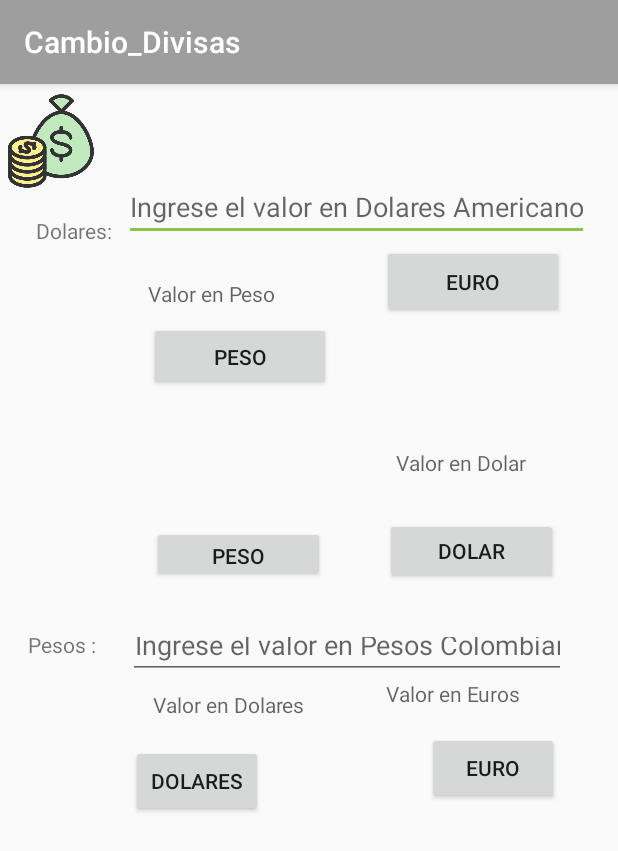
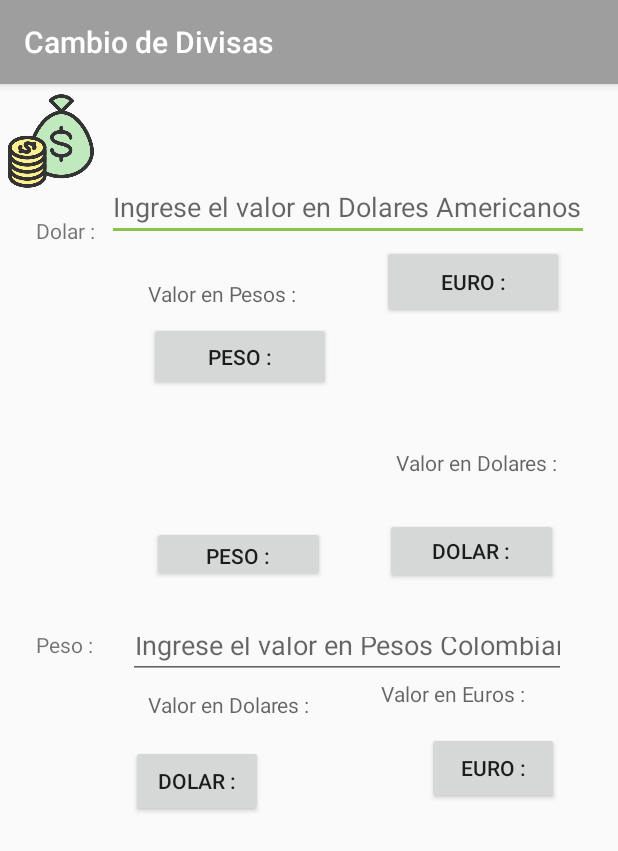
Before and after one commit to Aguirre09/Cambio_Divisas, an Android app: the screen it shows after launch (MainActivity), on a phone screen of 412 x 824 dp. Shown: the top 851 px of the screen. Run offline under Robolectric (Android 15) with nearby library versions, the phone set to English and light mode, and no system bars.

Commit message:
APP source code

```diff
--- a/app/src/main/res/layout/activity_main.xml
+++ b/app/src/main/res/layout/activity_main.xml
@@ -17,8 +17,8 @@
         android:layout_marginEnd="19dp"
         android:layout_marginBottom="41dp"
         android:ems="10"
-        android:hint="Ingrese el valor en Dolares Americanos"
-        android:inputType="textPersonName"
+        android:hint="@string/ingre_Dolar"
+        android:inputType="numberDecimal"
         app:layout_constraintBottom_toBottomOf="@+id/dos_Euro"
         app:layout_constraintEnd_toEndOf="parent"
         app:layout_constraintStart_toEndOf="@+id/etDolar"
@@ -29,7 +29,7 @@
         android:layout_width="141dp"
         android:layout_height="35dp"
         android:layout_marginEnd="54dp"
-        android:hint="Valor en Euros"
+        android:hint="@string/Valor_Euro"
         android:textAlignment="center"
         app:layout_constraintBottom_toTopOf="@+id/button_Euro"
         app:layout_constraintEnd_toEndOf="parent"
@@ -43,8 +43,8 @@
         android:layout_marginTop="119dp"
         android:layout_marginEnd="36dp"
         android:layout_marginBottom="120dp"
-        android:hint="Ingrese el valor de Euros"
-        android:text="EURO"
+
+        android:text="@string/Unidad_Euro"
         app:layout_constraintBottom_toBottomOf="@+id/tres_Peso"
         app:layout_constraintEnd_toEndOf="parent"
         app:layout_constraintStart_toEndOf="@+id/button_peso2"
@@ -57,7 +57,7 @@
         android:layout_marginTop="16dp"
         android:layout_marginEnd="40dp"
         android:layout_marginBottom="17dp"
-        android:text="DOLAR"
+        android:text="@string/Unidad_Dolar"
         app:layout_constraintBottom_toTopOf="@+id/et_Cop"
         app:layout_constraintEnd_toEndOf="parent"
         app:layout_constraintStart_toEndOf="@+id/button_Peso3"
@@ -68,7 +68,7 @@
         android:layout_width="64dp"
         android:layout_height="29dp"
         android:layout_marginTop="364dp"
-        android:text="Pesos : "
+        android:text="@string/Unidad_Peso"
         android:textAlignment="center"
         app:layout_constraintEnd_toStartOf="@+id/et_Cop"
         app:layout_constraintStart_toStartOf="parent"
@@ -82,7 +82,7 @@
         android:layout_marginTop="23dp"
         android:layout_marginEnd="40dp"
         android:layout_marginBottom="25dp"
-        android:text="PESO"
+        android:text="@string/Unidad_Peso"
         app:layout_constraintBottom_toTopOf="@+id/etPeso"
         app:layout_constraintEnd_toStartOf="@+id/button_DOLAR3"
         app:layout_constraintStart_toStartOf="parent"
@@ -95,7 +95,7 @@
         android:layout_marginTop="101dp"
         android:layout_marginEnd="8dp"
         android:layout_marginBottom="100dp"
-        android:text="Euros : "
+        android:text="@string/Unidad_Euro"
         app:layout_constraintBottom_toBottomOf="@+id/button_Peso3"
         app:layout_constraintEnd_toStartOf="@+id/et_Euro"
         app:layout_constraintStart_toStartOf="parent"
@@ -109,7 +109,7 @@
         android:layout_marginStart="24dp"
         android:layout_marginTop="88dp"
         android:layout_marginEnd="8dp"
-        android:text="Dolares:"
+        android:text="@string/Unidad_Dolar"
         app:layout_constraintEnd_toStartOf="@+id/etDol"
         app:layout_constraintStart_toStartOf="parent"
         app:layout_constraintTop_toTopOf="parent" />
@@ -122,8 +122,8 @@
         android:layout_marginEnd="24dp"
         android:layout_marginBottom="76dp"
         android:ems="10"
-        android:hint="Ingrese el valor en Pesos Colombianos"
-        android:inputType="textPersonName"
+        android:hint="@string/ingre_peso"
+        android:inputType="numberDecimal"
         android:textAlignment="center"
         app:layout_constraintBottom_toBottomOf="@+id/button_dolar"
         app:layout_constraintEnd_toEndOf="parent"
@@ -137,7 +137,7 @@
         android:layout_marginStart="102dp"
         android:layout_marginTop="47dp"
         android:layout_marginEnd="56dp"
-        android:text="Dolares"
+        android:text="@string/Unidad_Dolar"
         android:textAlignment="center"
         app:layout_constraintEnd_toStartOf="@+id/uno_Euro"
         app:layout_constraintStart_toStartOf="parent"
@@ -150,7 +150,7 @@
         android:layout_marginStart="99dp"
         android:layout_marginTop="51dp"
         android:layout_marginEnd="34dp"
-        android:text="Peso"
+        android:text="@string/Unidad_Peso"
         app:layout_constraintEnd_toStartOf="@+id/button_EURO2"
         app:layout_constraintStart_toStartOf="parent"
         app:layout_constraintTop_toBottomOf="@+id/etDolar" />
@@ -163,8 +163,8 @@
         android:layout_marginEnd="22dp"
         android:layout_marginBottom="71dp"
         android:ems="10"
-        android:hint="Ingrese el valor en Euros"
-        android:inputType="textPersonName"
+        android:hint="@string/ingre_Euro"
+        android:inputType="numberDecimal"
         app:layout_constraintBottom_toTopOf="@+id/button_DOLAR3"
         app:layout_constraintEnd_toEndOf="parent"
         app:layout_constraintStart_toEndOf="@+id/etEuro"
@@ -178,7 +178,7 @@
         android:layout_marginTop="24dp"
         android:layout_marginEnd="33dp"
         android:layout_marginBottom="21dp"
-        android:hint="Valor en Dolar"
+        android:hint="@string/Valor_Dolar"
         app:layout_constraintBottom_toTopOf="@+id/button_DOLAR3"
         app:layout_constraintEnd_toEndOf="parent"
         app:layout_constraintStart_toEndOf="@+id/tres_Peso"
@@ -193,7 +193,7 @@
         android:layout_marginTop="86dp"
         android:layout_marginEnd="59dp"
         android:layout_marginBottom="85dp"
-        android:hint="Valor en Peso"
+        android:hint="@string/Valor_Peso"
         app:layout_constraintBottom_toTopOf="@+id/etPeso"
         app:layout_constraintEnd_toStartOf="@+id/tres_Dolar"
         app:layout_constraintStart_toStartOf="parent"
@@ -208,7 +208,7 @@
         android:layout_marginTop="79dp"
         android:layout_marginEnd="21dp"
         android:layout_marginBottom="77dp"
-        android:hint="Valor en Peso "
+        android:hint="@string/Valor_Peso"
         app:layout_constraintBottom_toTopOf="@+id/et_Euro"
         app:layout_constraintEnd_toStartOf="@+id/dos_Euro"
         app:layout_constraintStart_toStartOf="parent"
@@ -218,7 +218,7 @@
         android:id="@+id/uno_dolar"
         android:layout_width="136dp"
         android:layout_height="30dp"
-        android:hint="Valor en Dolares"
+        android:hint="@string/Valor_Dolar"
         android:textAlignment="center"
         app:layout_constraintBottom_toTopOf="@+id/button_dolar"
         app:layout_constraintEnd_toEndOf="@+id/button_Peso3"
@@ -230,7 +230,7 @@
         android:layout_width="wrap_content"
         android:layout_height="wrap_content"
         android:layout_marginTop="35dp"
-        android:text="Euro"
+        android:text="@string/Unidad_Euro"
         android:textAlignment="center"
         app:layout_constraintEnd_toEndOf="@+id/uno_Euro"
         app:layout_constraintTop_toBottomOf="@+id/et_Cop" />
@@ -240,7 +240,7 @@
         android:layout_width="134dp"
         android:layout_height="42dp"
         android:layout_marginEnd="19dp"
-        android:hint="Valor en Euros"
+        android:hint="@string/Valor_Euro"
         app:layout_constraintBottom_toTopOf="@+id/button_peso2"
         app:layout_constraintEnd_toEndOf="parent"
         app:layout_constraintStart_toEndOf="@+id/dos_Peso"
--- a/app/src/main/res/values/strings.xml
+++ b/app/src/main/res/values/strings.xml
@@ -1,3 +1,30 @@
 <resources>
-    <string name="app_name">Cambio_Divisas</string>
+    <string name="app_name">Cambio de Divisas</string>
+
+
+
+
+    <string name="ingre_Dolar">Ingrese el valor en Dolares Americanos :</string>
+    <string name="Valor_Euro">Valor en Euros :</string>
+    <string name="Valor_Dolar">Valor en Dolares :</string>
+    <string name="Valor_Peso">Valor en Pesos :</string>
+
+    <string name="ingre_Euro">Ingrese el valor de Euros :</string>
+    <string name="Unidad_Euro" >Euro :</string>
+    <string name="Unidad_Dolar" >Dolar : </string>
+    <string name="Unidad_Peso" >Peso :</string>
+    <string name="ingre_peso">Ingrese el valor en Pesos Colombianos :</string>
+
+
+
+    <string name="login">Iniciar Sesión</string>
+    <string name="digite_nombre">Nombre</string>
+    <string name="telefono">Teléfono</string>
+    <string name="repetir_password">Repetir Contraseña</string>
+    <string name="registrar">Registrar</string>
+    <string name="resultado">Resultado</string>
+
+
+
+
 </resources>
```
